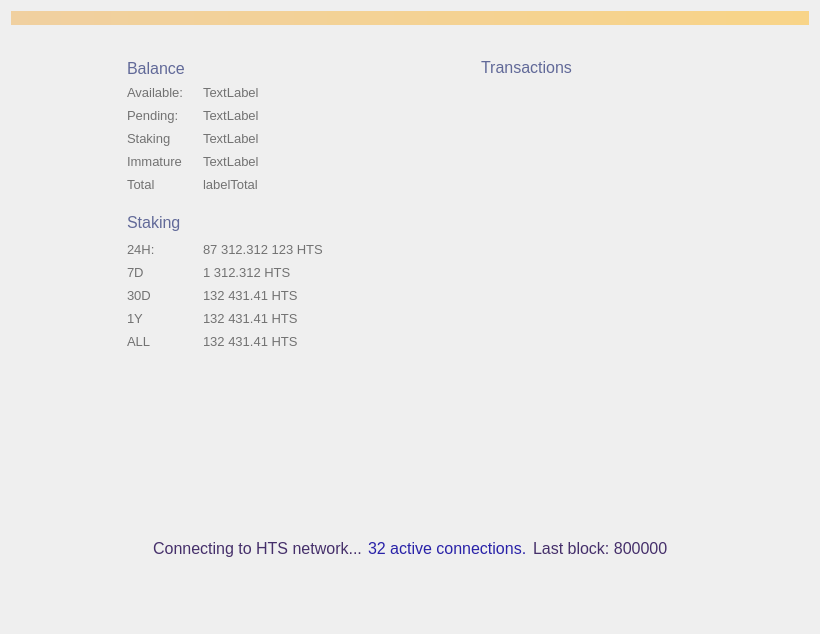
The window that src/qt/forms/overviewpage.ui (MCLXI/HTS) describes before a commit, drawn with Qt 5.
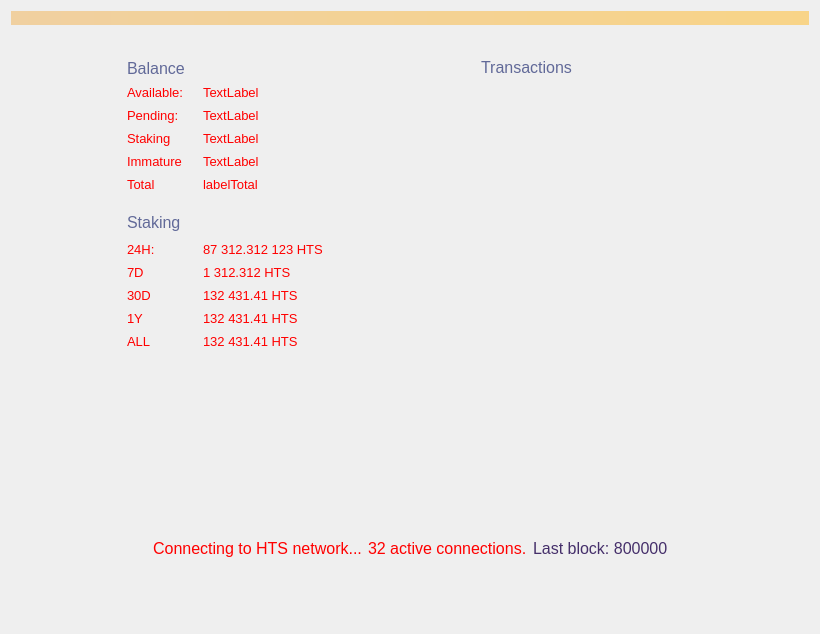
The same window after the commit. Custom widgets are drawn as their Qt base class.

The edit to the form file:
```diff
--- a/src/qt/forms/overviewpage.ui
+++ b/src/qt/forms/overviewpage.ui
@@ -223,7 +223,7 @@
               </font>
              </property>
              <property name="styleSheet">
-              <string notr="true">color: #727272</string>
+              <string notr="true">color: #ff0000</string>
              </property>
              <property name="text">
               <string>Available:</string>
@@ -244,7 +244,7 @@
               </font>
              </property>
              <property name="styleSheet">
-              <string notr="true">color: #727272</string>
+              <string notr="true">color: #ff0000</string>
              </property>
              <property name="text">
               <string>TextLabel</string>
@@ -283,7 +283,7 @@
               </font>
              </property>
              <property name="styleSheet">
-              <string notr="true">color: #727272</string>
+              <string notr="true">color: #ff0000</string>
              </property>
              <property name="text">
               <string>Pending:</string>
@@ -304,7 +304,7 @@
               </font>
              </property>
              <property name="styleSheet">
-              <string notr="true">color: #727272</string>
+              <string notr="true">color: #ff0000</string>
              </property>
              <property name="text">
               <string>TextLabel</string>
@@ -343,7 +343,7 @@
               </font>
              </property>
              <property name="styleSheet">
-              <string notr="true">color: #727272</string>
+              <string notr="true">color: #ff0000</string>
              </property>
              <property name="text">
               <string>Immature</string>
@@ -364,7 +364,7 @@
               </font>
              </property>
              <property name="styleSheet">
-              <string notr="true">color: #727272</string>
+              <string notr="true">color: #ff0000</string>
              </property>
              <property name="text">
               <string>TextLabel</string>
@@ -403,7 +403,7 @@
               </font>
              </property>
              <property name="styleSheet">
-              <string notr="true">color: #727272</string>
+              <string notr="true">color: #ff0000</string>
              </property>
              <property name="text">
               <string>Total</string>
@@ -424,7 +424,7 @@
               </font>
              </property>
              <property name="styleSheet">
-              <string notr="true">color: #727272</string>
+              <string notr="true">color: #ff0000</string>
              </property>
              <property name="text">
               <string>labelTotal</string>
@@ -445,7 +445,7 @@
               </font>
              </property>
              <property name="styleSheet">
-              <string notr="true">color: #727272</string>
+              <string notr="true">color: #ff0000</string>
              </property>
              <property name="text">
               <string>TextLabel</string>
@@ -484,7 +484,7 @@
               </font>
              </property>
              <property name="styleSheet">
-              <string notr="true">color: #727272</string>
+              <string notr="true">color: #ff0000</string>
              </property>
              <property name="text">
               <string>Staking</string>
@@ -639,7 +639,7 @@
               </font>
              </property>
              <property name="styleSheet">
-              <string notr="true">color: #727272</string>
+              <string notr="true">color: #ff0000</string>
              </property>
              <property name="text">
               <string>24H:</string>
@@ -661,7 +661,7 @@
               </font>
              </property>
              <property name="styleSheet">
-              <string notr="true">color: #727272</string>
+              <string notr="true">color: #ff0000</string>
              </property>
              <property name="text">
               <string>87 312.312 123 HTS</string>
@@ -701,7 +701,7 @@
               </font>
              </property>
              <property name="styleSheet">
-              <string notr="true">color: #727272</string>
+              <string notr="true">color: #ff0000</string>
              </property>
              <property name="text">
               <string>7D</string>
@@ -723,7 +723,7 @@
               </font>
              </property>
              <property name="styleSheet">
-              <string notr="true">color: #727272</string>
+              <string notr="true">color: #ff0000</string>
              </property>
              <property name="text">
               <string>1 312.312 HTS</string>
@@ -745,7 +745,7 @@
               </font>
              </property>
              <property name="styleSheet">
-              <string notr="true">color: #727272</string>
+              <string notr="true">color: #ff0000</string>
              </property>
              <property name="text">
               <string>132 431.41 HTS</string>
@@ -785,7 +785,7 @@
               </font>
              </property>
              <property name="styleSheet">
-              <string notr="true">color: #727272</string>
+              <string notr="true">color: #ff0000</string>
              </property>
              <property name="text">
               <string>30D</string>
@@ -825,7 +825,7 @@
               </font>
              </property>
              <property name="styleSheet">
-              <string notr="true">color: #727272</string>
+              <string notr="true">color: #ff0000</string>
              </property>
              <property name="text">
               <string>1Y</string>
@@ -847,7 +847,7 @@
               </font>
              </property>
              <property name="styleSheet">
-              <string notr="true">color: #727272</string>
+              <string notr="true">color: #ff0000</string>
              </property>
              <property name="text">
               <string>132 431.41 HTS</string>
@@ -887,7 +887,7 @@
               </font>
              </property>
              <property name="styleSheet">
-              <string notr="true">color: #727272</string>
+              <string notr="true">color: #ff0000</string>
              </property>
              <property name="text">
               <string>ALL</string>
@@ -909,7 +909,7 @@
               </font>
              </property>
              <property name="styleSheet">
-              <string notr="true">color: #727272</string>
+              <string notr="true">color: #ff0000</string>
              </property>
              <property name="text">
               <string>132 431.41 HTS</string>
@@ -1172,7 +1172,7 @@
         </font>
        </property>
        <property name="styleSheet">
-        <string notr="true">color: #452f6a</string>
+        <string notr="true">color: #ff0000</string>
        </property>
        <property name="text">
         <string>Connecting to HTS network...</string>
@@ -1199,7 +1199,7 @@
         <bool>false</bool>
        </property>
        <property name="styleSheet">
-        <string notr="true">color: #2922a8</string>
+        <string notr="true">color: #ff0000</string>
        </property>
        <property name="text">
         <string>32 active connections.</string>
```
